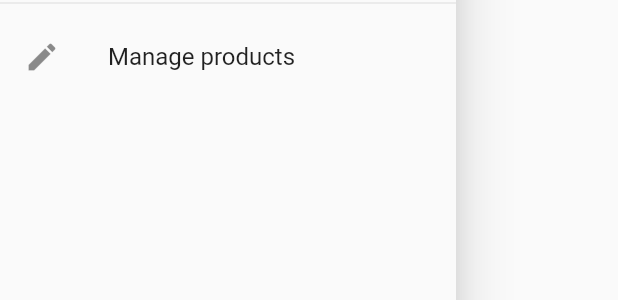
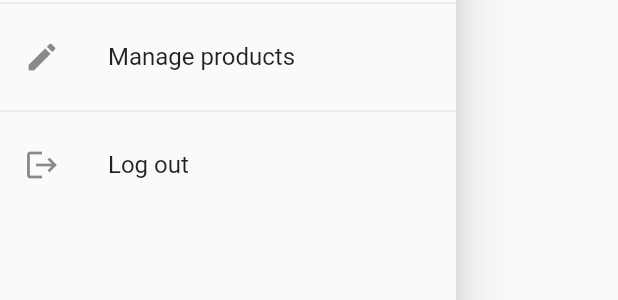
Before and after one commit to AlessandroDodi/shop_flutter_app, a Flutter app: the AppDrawer widget shown alone on an empty page, opened directly, on a phone screen of 412 x 824 dp. Shown: the part 309-609 px from the top of the screen. Run offline on Flutter 3.47's test engine with Material 2 defaults, Android fonts, the phone set to English and light mode, and no system bars; missing offline and left inert: darq, dart:ffi; network calls fail.

Commit message:
Add logout

```diff
--- a/lib/providers/auth.dart
+++ b/lib/providers/auth.dart
@@ -22,6 +22,12 @@ class Auth with ChangeNotifier {
     }
     return null;
   }
+  void logout() {
+    _token = null;
+    _expiryDate = null;
+    _userId = null;
+    notifyListeners();
+}
 
   Future<void> _authenticate(
       String email, String password, String urlSegment) async {
--- a/lib/widgets/app_drawer.dart
+++ b/lib/widgets/app_drawer.dart
@@ -1,4 +1,6 @@
 import 'package:flutter/material.dart';
+import 'package:provider/provider.dart';
+import 'package:shop_flutter_app/providers/auth.dart';
 import 'package:shop_flutter_app/screens/orders_screen.dart';
 import 'package:shop_flutter_app/screens/user_products_screen.dart';
 
@@ -33,6 +35,15 @@ class AppDrawer extends StatelessWidget {
           onTap: () => Navigator.of(context)
               .pushReplacementNamed(UserProductsScreen.routeName),
         ),
+        const Divider(),
+        ListTile(
+        leading: const Icon(Icons.logout),
+        title: const Text('Log out'),
+        onTap: () {
+          Navigator.of(context).pop();
+          Provider.of<Auth>(context, listen: false).logout();
+        },
+        ),
       ]),
     );
   }
```
